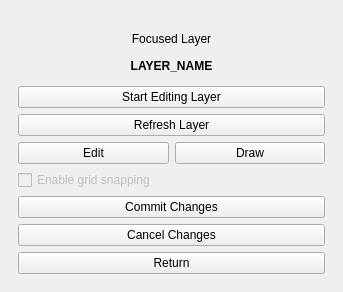
Above: tygron_dockwidget_base.ui from Tygron/qgis-plugin-tygron before the change. Below: the same form after it.
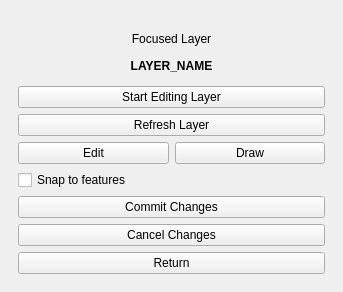
That is the form after the change. Custom widgets are drawn as their Qt base class.

Commit message: draw to feature snap

Patch:
```diff
--- a/tygron_dockwidget_base.ui
+++ b/tygron_dockwidget_base.ui
@@ -411,10 +411,10 @@
         <item>
          <widget class="QCheckBox" name="LayerControlSnapping">
           <property name="enabled">
-           <bool>false</bool>
+           <bool>true</bool>
           </property>
           <property name="text">
-           <string>Enable grid snapping</string>
+           <string>Snap to features</string>
           </property>
          </widget>
         </item>
```
Left out of the diff: 10 changed lines with no effect on the pictures. The commit also changes 5 other files.
